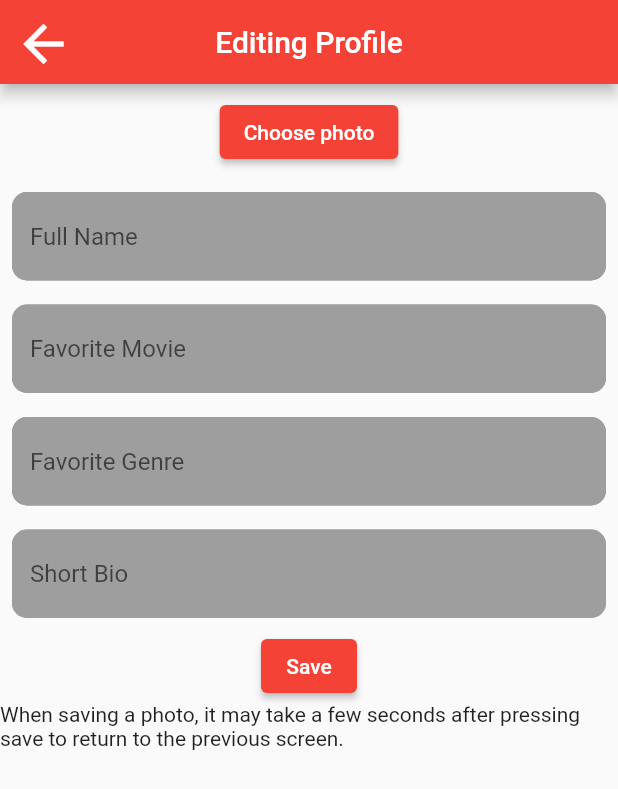
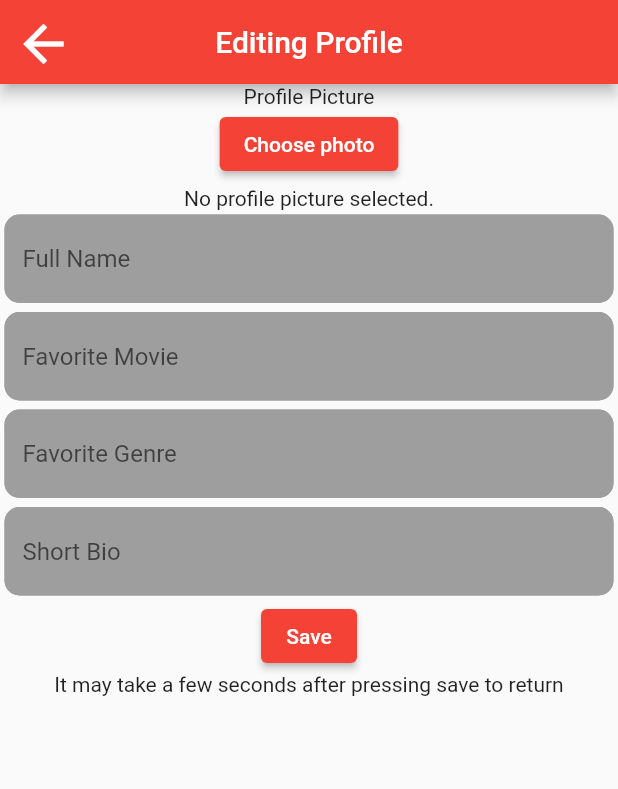
Before and after one commit to khandy7/MovieNight, a Flutter app: the MyProfileEdit screen opened directly, on a phone screen of 412 x 824 dp. Shown: the top 789 px of the screen. Run offline on Flutter 3.47's test engine with Material 2 defaults, Android fonts, the phone set to English and light mode, and no system bars; our stand-ins replace cloud_firestore, dio, firebase_auth, firebase_core, firebase_storage, image_picker; accounts and stored records are empty; network calls fail.

```diff
--- a/lib/profileEdit.dart
+++ b/lib/profileEdit.dart
@@ -172,8 +172,9 @@ class _MyProfileEditState extends State<MyProfileEdit> {
       body: Center(
         child: Column(
           children: [
+            Text("Profile Picture"),
               Padding(
-              padding: EdgeInsets.all(8.0),
+              padding: EdgeInsets.only(right:8.0, left:8.0, bottom:4.0),
               child: Row(
                 mainAxisAlignment: MainAxisAlignment.center,
                 children: [
@@ -187,6 +188,7 @@ class _MyProfileEditState extends State<MyProfileEdit> {
                 ],
               ),
             ),
+            _image != null ? Text("Profile picture has been selected!") : Text("No profile picture selected."),
             //Put several forms here for things like name, fav movie, short bio
             //Text("Enter your full name"),
             nameForm(_nameKey, nameController),
@@ -241,7 +243,7 @@ class _MyProfileEditState extends State<MyProfileEdit> {
                 },
                 child: Text("Save"),
             ),
-            Text("When saving a photo, it may take a few seconds after pressing save to return to the previous screen.")
+            Text("It may take a few seconds after pressing save to return"),
           ],
         ),
       ),
@@ -250,7 +252,7 @@ class _MyProfileEditState extends State<MyProfileEdit> {
 }
 
 Widget nameForm(Key _nameKey, TextEditingController nameController) => Padding(
-    padding: EdgeInsets.all(8.0),
+    padding: EdgeInsets.all(3.0),
     child: Form(
       key: _nameKey,
       child: TextFormField(
@@ -273,7 +275,7 @@ Widget nameForm(Key _nameKey, TextEditingController nameController) => Padding(
 );
 
 Widget movieForm(Key _movieKey, TextEditingController movieController) => Padding(
-  padding: EdgeInsets.all(8.0),
+  padding: EdgeInsets.all(3.0),
   child: Form(
     key: _movieKey,
     child: TextFormField(
@@ -296,7 +298,7 @@ Widget movieForm(Key _movieKey, TextEditingController movieController) => Paddin
 );
 
 Widget bioForm(Key _bioKey, TextEditingController bioController) => Padding(
-  padding: EdgeInsets.all(8.0),
+  padding: EdgeInsets.all(3.0),
   child: Form(
     key: _bioKey,
     child: TextFormField(
@@ -319,7 +321,7 @@ Widget bioForm(Key _bioKey, TextEditingController bioController) => Padding(
 );
 
 Widget genreForm(Key _genreKey, TextEditingController genreController) => Padding(
-  padding: EdgeInsets.all(8.0),
+  padding: EdgeInsets.all(3.0),
   child: Form(
     key: _genreKey,
     child: TextFormField(
```
Also changed, not shown: lib/home.dart (+1 -6 lines), lib/movies.dart (+85 -18 lines), 3 other files.
